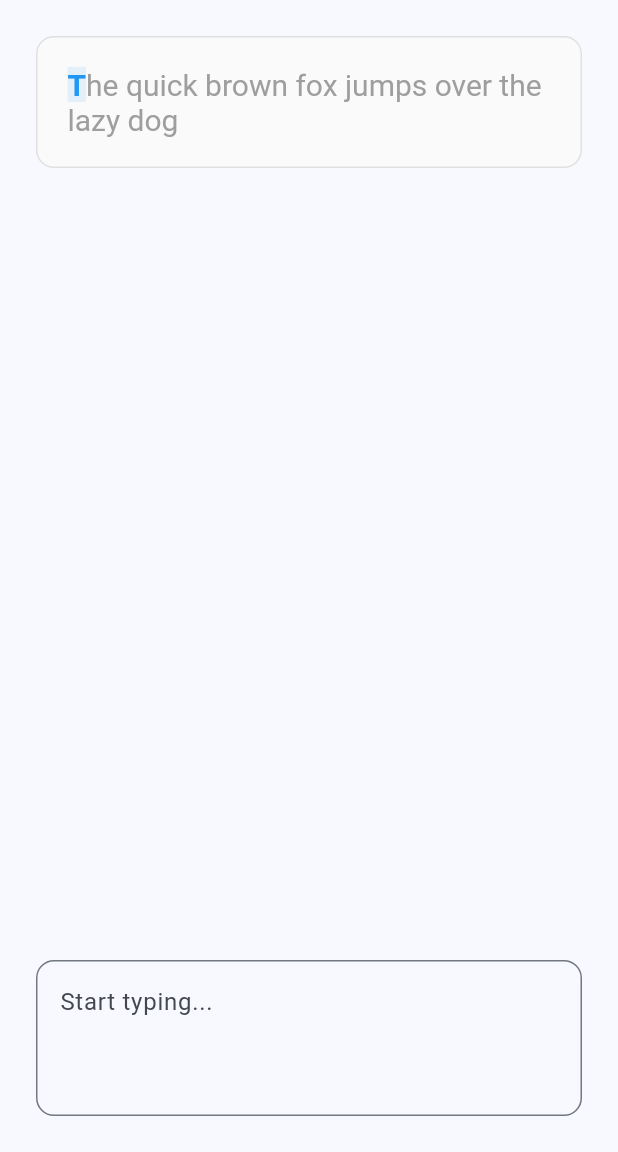
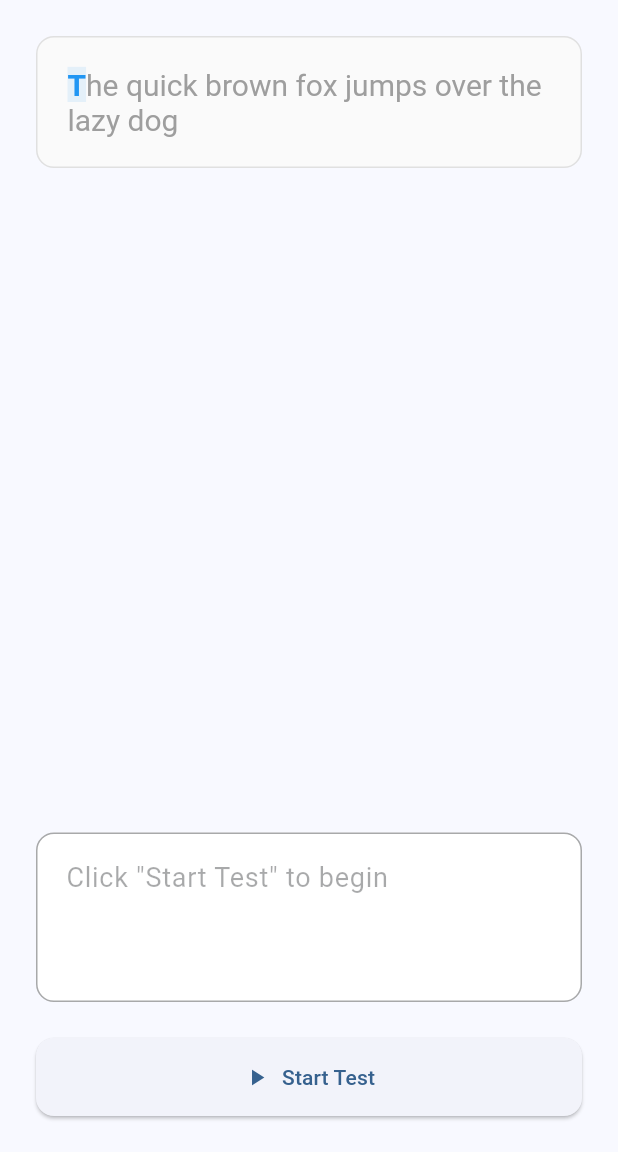
Before and after one commit to Ahmad-Elhajj-04/keyboard_typing, a Flutter app: the screen it shows after launch, on a phone screen of 412 x 824 dp, the part 84-1236 px from its top. Run offline on Flutter 3.47's test engine with Material 3 defaults, Android fonts, the phone set to English and light mode, and no system bars.

Commit message:
Add start test button and manual test control

```diff
--- a/lib/main.dart
+++ b/lib/main.dart
@@ -36,6 +36,7 @@ class _TypingTestPageState extends State<TypingTestPage> {
   int _startTime = 0;
   int _elapsedTime = 0;
   bool _isTyping = false;
+  bool _isFinished = false;
   Timer? _timer;
   int _correctChars = 0;
   int _totalChars = 0;
@@ -56,13 +57,27 @@ class _TypingTestPageState extends State<TypingTestPage> {
   }
 
   void _onTextChanged() {
-    if (!_isTyping && _textController.text.isNotEmpty) {
-      _startTest();
+    if (!_isFinished && _isTyping) {
+      setState(() {
+        _typedText = _textController.text;
+        _calculateAccuracy();
+        _checkAutoFinish();
+      });
     }
+  }
+
+  void _checkAutoFinish() {
+    if (_typedText.trim() == _targetText.trim() && _isTyping) {
+      _finishTest();
+    }
+  }
+
+  void _finishTest() {
     setState(() {
-      _typedText = _textController.text;
-      _calculateAccuracy();
+      _isFinished = true;
+      _isTyping = false;
     });
+    _timer?.cancel();
   }
 
   void _calculateAccuracy() {
@@ -218,14 +233,35 @@ class _TypingTestPageState extends State<TypingTestPage> {
               const SizedBox(height: 24),
               TextField(
                 controller: _textController,
+                autofocus: true,
+                enabled: _isTyping && !_isFinished,
                 maxLines: 3,
                 decoration: InputDecoration(
-                  hintText: 'Start typing...',
+                  hintText: _isTyping
+                      ? 'Start typing...'
+                      : 'Click "Start Test" to begin',
                   border: OutlineInputBorder(
                     borderRadius: BorderRadius.circular(12),
                   ),
+                  filled: true,
+                  fillColor: Colors.white,
+                  contentPadding: const EdgeInsets.all(16.0),
                 ),
+                style: const TextStyle(fontSize: 18),
               ),
+              const SizedBox(height: 24),
+              if (!_isTyping && !_isFinished)
+                ElevatedButton.icon(
+                  onPressed: _startTest,
+                  icon: const Icon(Icons.play_arrow),
+                  label: const Text('Start Test'),
+                  style: ElevatedButton.styleFrom(
+                    padding: const EdgeInsets.symmetric(vertical: 16),
+                    shape: RoundedRectangleBorder(
+                      borderRadius: BorderRadius.circular(12),
+                    ),
+                  ),
+                ),
             ],
           ),
         ),
```
